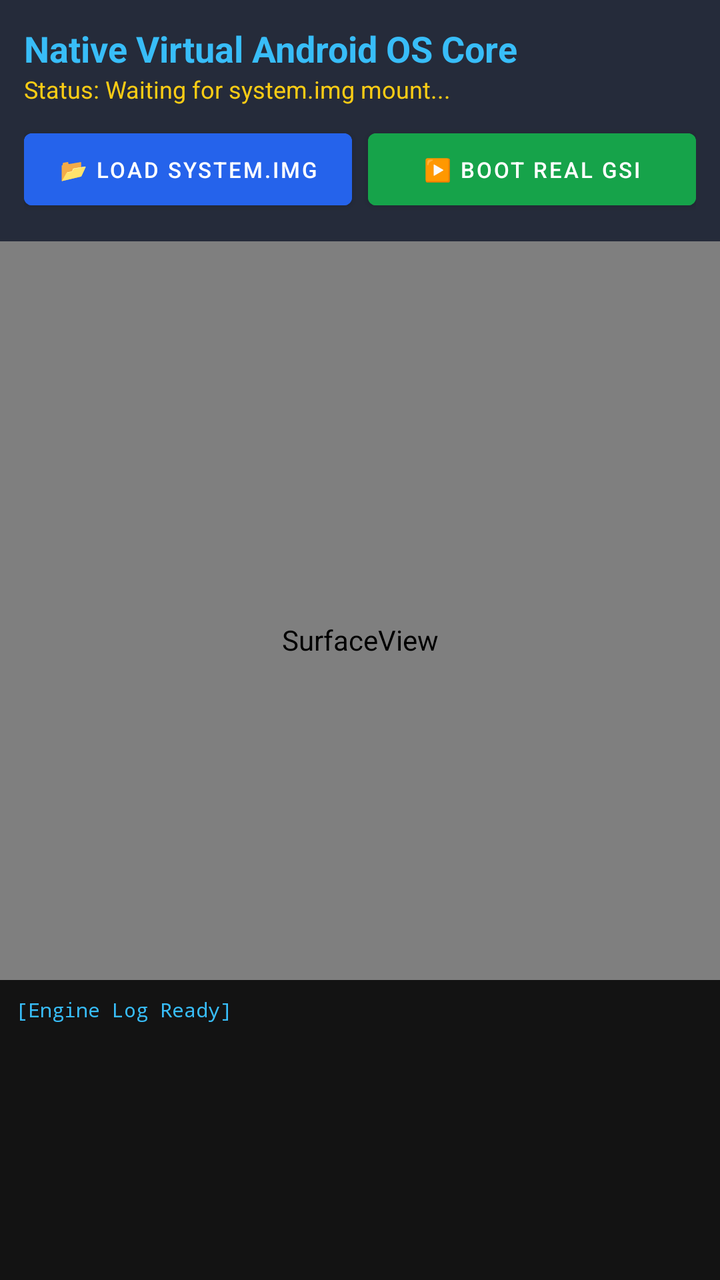
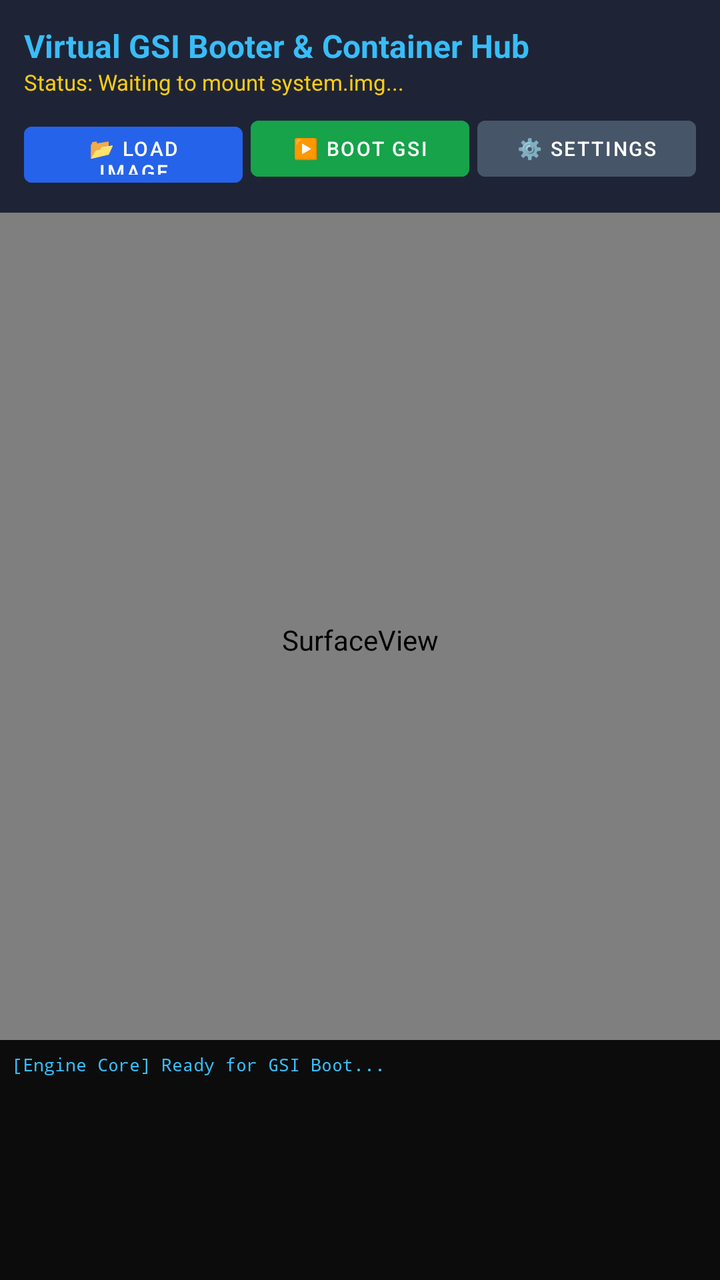

Screens rendered from an Android XML layout before and after an edit, with the pre-edit source and the edit as a unified diff.
<!-- AndroidManifest.xml: application theme Theme.MaterialComponents.DayNight.NoActionBar -->
<!-- res/layout/activity_main.xml -->
<?xml version="1.0" encoding="utf-8"?>
<RelativeLayout xmlns:android="http://schemas.android.com/apk/res/android"
    android:layout_width="match_parent"
    android:layout_height="match_parent"
    android:background="#000000">

    <SurfaceView
        android:id="@+id/vmSurfaceView"
        android:layout_width="match_parent"
        android:layout_height="match_parent" />

    <LinearLayout
        android:layout_width="match_parent"
        android:layout_height="wrap_content"
        android:orientation="vertical"
        android:background="#CC0F172A"
        android:padding="12dp"
        android:layout_alignParentTop="true">

        <TextView
            android:layout_width="wrap_content"
            android:layout_height="wrap_content"
            android:text="Native Virtual Android OS Core"
            android:textColor="#38BDF8"
            android:textSize="18sp"
            android:textStyle="bold" />

        <TextView
            android:id="@+id/tvDisplayStatus"
            android:layout_width="wrap_content"
            android:layout_height="wrap_content"
            android:text="Status: Waiting for system.img mount..."
            android:textColor="#FACC15"
            android:textSize="12sp"
            android:layout_marginBottom="8dp" />

        <LinearLayout
            android:layout_width="match_parent"
            android:layout_height="wrap_content"
            android:orientation="horizontal">

            <Button
                android:id="@+id/btnLoadImg"
                android:layout_width="0dp"
                android:layout_height="48dp"
                android:layout_weight="1"
                android:text="📂 Load system.img"
                android:textColor="#FFFFFF"
                android:textSize="11sp"
                android:backgroundTint="#2563EB"
                android:layout_marginEnd="4dp" />

            <Button
                android:id="@+id/btnBootVirtualEngine"
                android:layout_width="0dp"
                android:layout_height="48dp"
                android:layout_weight="1"
                android:text="▶️ Boot Real GSI"
                android:textColor="#FFFFFF"
                android:textSize="11sp"
                android:backgroundTint="#16A34A"
                android:layout_marginStart="4dp" />
        </LinearLayout>
    </LinearLayout>

    <ScrollView
        android:layout_width="match_parent"
        android:layout_height="150dp"
        android:layout_alignParentBottom="true"
        android:background="#D9000000"
        android:padding="8dp">

        <TextView
            android:id="@+id/tvExecutionLog"
            android:layout_width="match_parent"
            android:layout_height="wrap_content"
            android:textColor="#38BDF8"
            android:fontFamily="monospace"
            android:textSize="10sp"
            android:text="[Engine Log Ready]" />
    </ScrollView>

</RelativeLayout>
<!-- resources referenced by this layout -->
<resources>

</resources>

<!-- the commit's change to res/layout/activity_main.xml (unified diff, before → after) -->
@@ -13,26 +13,26 @@
         android:layout_width="match_parent"
         android:layout_height="wrap_content"
         android:orientation="vertical"
-        android:background="#CC0F172A"
+        android:background="#DD0F172A"
         android:padding="12dp"
         android:layout_alignParentTop="true">
 
         <TextView
             android:layout_width="wrap_content"
             android:layout_height="wrap_content"
-            android:text="Native Virtual Android OS Core"
+            android:text="Virtual GSI Booter &amp; Container Hub"
             android:textColor="#38BDF8"
-            android:textSize="18sp"
+            android:textSize="16sp"
             android:textStyle="bold" />
 
         <TextView
             android:id="@+id/tvDisplayStatus"
             android:layout_width="wrap_content"
             android:layout_height="wrap_content"
-            android:text="Status: Waiting for system.img mount..."
+            android:text="Status: Waiting to mount system.img..."
             android:textColor="#FACC15"
-            android:textSize="12sp"
-            android:layout_marginBottom="8dp" />
+            android:textSize="11sp"
+            android:layout_marginBottom="6dp" />
 
         <LinearLayout
             android:layout_width="match_parent"
@@ -42,33 +42,57 @@
             <Button
                 android:id="@+id/btnLoadImg"
                 android:layout_width="0dp"
-                android:layout_height="48dp"
+                android:layout_height="40dp"
                 android:layout_weight="1"
-                android:text="📂 Load system.img"
+                android:text="📂 Load Image"
                 android:textColor="#FFFFFF"
-                android:textSize="11sp"
+                android:textSize="10sp"
                 android:backgroundTint="#2563EB"
-                android:layout_marginEnd="4dp" />
+                android:layout_marginEnd="2dp" />
 
             <Button
                 android:id="@+id/btnBootVirtualEngine"
                 android:layout_width="0dp"
-                android:layout_height="48dp"
+                android:layout_height="40dp"
                 android:layout_weight="1"
-                android:text="▶️ Boot Real GSI"
+                android:text="▶️ Boot GSI"
                 android:textColor="#FFFFFF"
-                android:textSize="11sp"
+                android:textSize="10sp"
                 android:backgroundTint="#16A34A"
-                android:layout_marginStart="4dp" />
+                android:layout_marginStart="2dp"
+                android:layout_marginEnd="2dp" />
+
+            <Button
+                android:id="@+id/btnOpenSettings"
+                android:layout_width="0dp"
+                android:layout_height="40dp"
+                android:layout_weight="1"
+                android:text="⚙️ Settings"
+                android:textColor="#FFFFFF"
+                android:textSize="10sp"
+                android:backgroundTint="#475569"
+                android:layout_marginStart="2dp" />
         </LinearLayout>
     </LinearLayout>
 
+    <GridLayout
+        android:id="@+id/appGridContainer"
+        android:layout_width="match_parent"
+        android:layout_height="wrap_content"
+        android:layout_centerInParent="true"
+        android:alignmentMode="alignMargins"
+        android:columnCount="3"
+        android:padding="16dp"
+        android:visibility="gone"
+        android:background="#CC020617">
+    </GridLayout>
+
     <ScrollView
         android:layout_width="match_parent"
-        android:layout_height="150dp"
+        android:layout_height="120dp"
         android:layout_alignParentBottom="true"
-        android:background="#D9000000"
-        android:padding="8dp">
+        android:background="#E6000000"
+        android:padding="6dp">
 
         <TextView
             android:id="@+id/tvExecutionLog"
@@ -76,8 +100,8 @@
             android:layout_height="wrap_content"
             android:textColor="#38BDF8"
             android:fontFamily="monospace"
-            android:textSize="10sp"
-            android:text="[Engine Log Ready]" />
+            android:textSize="9sp"
+            android:text="[Engine Core] Ready for GSI Boot..." />
     </ScrollView>
 
 </RelativeLayout>
